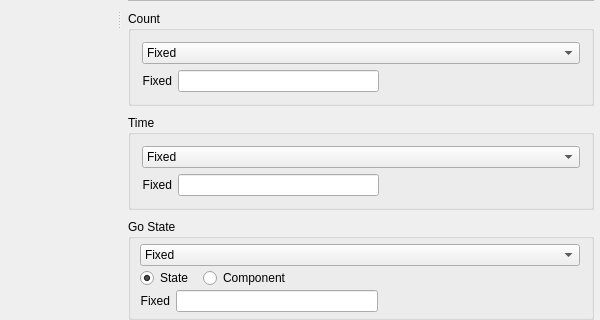
Old version of the form arcDesigner/mainwindow.ui in the repository chenxinfeng4/ArControl; both pictures show x 342 to 942 and y 318 to 638 of the 942 by 638 pixel window.
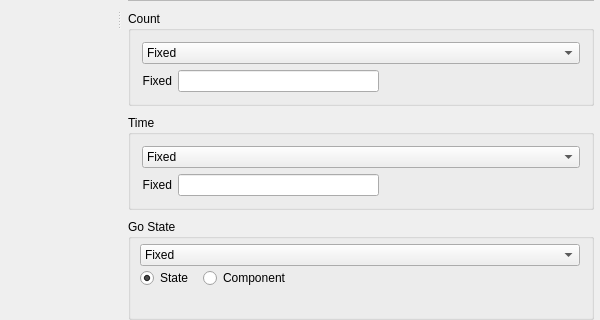
New version of the form. The open tabs and pages were chosen to show the change. Icons and pictures are not drawn. Custom widgets are drawn as their Qt base class.

The edit to the form file:
```diff
--- a/arcDesigner/mainwindow.ui
+++ b/arcDesigner/mainwindow.ui
@@ -1261,6 +1261,7 @@
             </item>
            </layout>
           </widget>
+          <widget class="QWidget" name="page_endup"/>
          </widget>
         </item>
        </layout>
```
Left out of the diff: 5 changed lines with no effect on the pictures.
